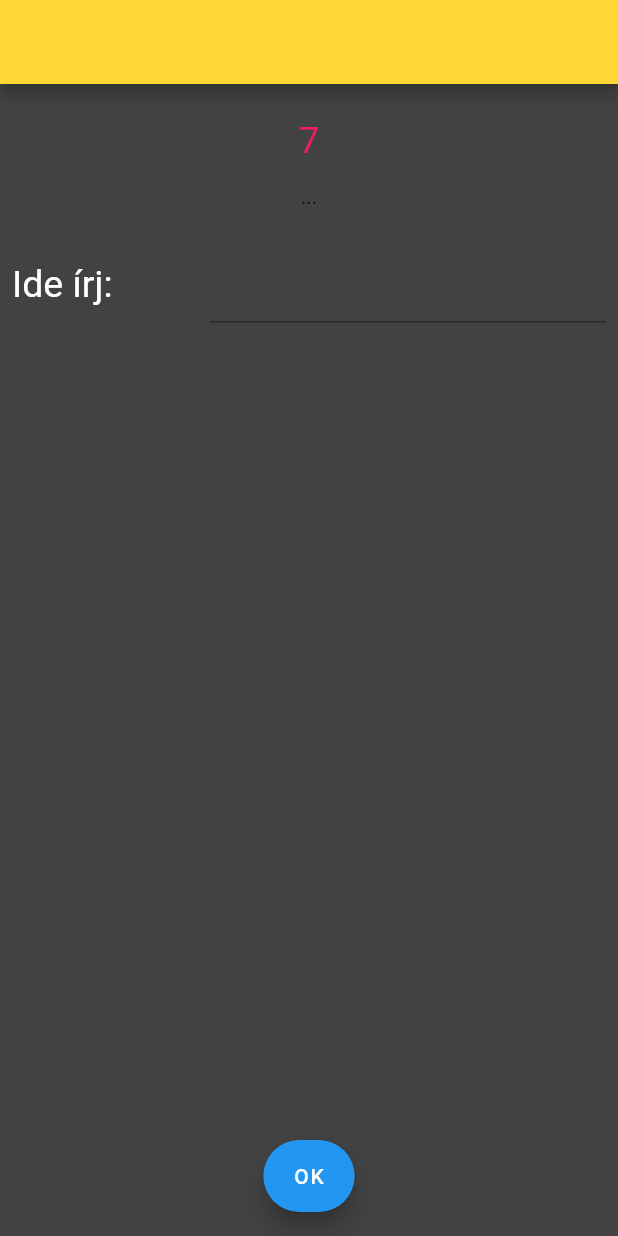
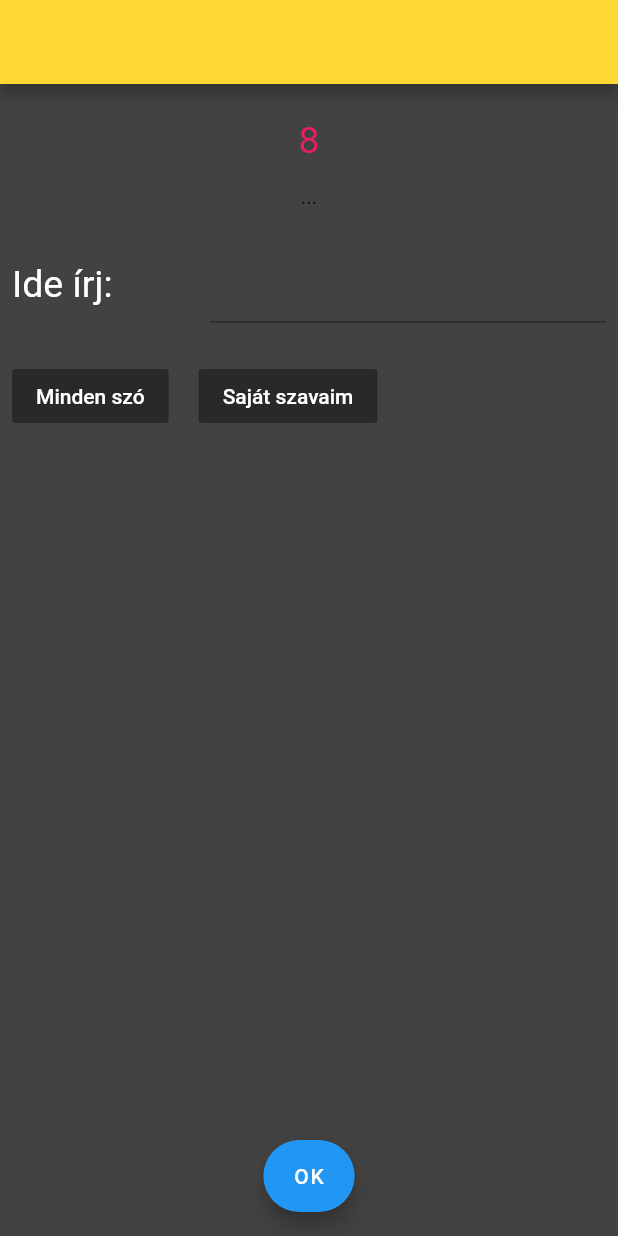
Before and after one commit to lovasber/szolanc, a Flutter app: the SzolancApp screen opened directly, after a tap on "OK", on a phone screen of 412 x 824 dp. Run offline on Flutter 3.47's test engine with Material 2 defaults, Android fonts, the phone set to English and light mode, and no system bars; our stand-ins replace firebase_auth, firebase_database; accounts and stored records are empty.

Commit message:
Mentés 2020.03.22

```diff
--- a/lib/App.dart
+++ b/lib/App.dart
@@ -28,7 +28,6 @@ class _SzolancAppState extends State<SzolancApp> {
     //print(" gameId: $gameID");
     model = new Model(gameID);
 
-
     controller = new Controller(model);
 
     model.firebaseConn.databaseReference
@@ -56,33 +55,36 @@ class _SzolancAppState extends State<SzolancApp> {
   }
 
   void betolt(String gameID) async {
-    model.beirtSzavak = await model.firebaseConn.getbeirtSzavakLista(gameID);
+    model.osszesBeirtSzoLista =
+        await model.firebaseConn.getbeirtSzavakLista(gameID);
 
-    model.beirtSzavakS = model.beirtSzavak.toString();
-
+    model.beirtSzavakS = model.osszesBeirtSzoLista.toString();
   }
 
   @override
   Widget build(BuildContext context) {
-
     // TODO: implement build
     return Scaffold(
       floatingActionButtonLocation: FloatingActionButtonLocation.centerFloat,
       floatingActionButton: FloatingActionButton.extended(
         label: Text("OK"),
         onPressed: () async {
-          CountDownTimerState().startTimer();
+          //setState(() {
+          //CountDownTimerState().startTimer();
+          //});
+
           //if(this.controller.model.firebaseConn.getAktivSorszam()==model.jatekosId){
           //widget.ujGame = true;
           //}else{
           widget.ujGamE = false;
           //}
+          CountDownTimer().setTimer(10);
           if (this.controller.beirtSzoEllenoriz(tfController.text, adottSzo)) {
             String beirt = tfController.text;
-            model.firebaseConn.createRecord(
-                tfController.text, model.JATEKID, model.beirtSzavak, model);
+            model.firebaseConn.createRecord(tfController.text, model.JATEKID,
+                model.osszesBeirtSzoLista, model);
             tfController.text = "";
-
+            CountDownTimerState().startTimer(); //Nullázza az időzítőt
             this.setState(() {});
           }
         },
@@ -104,7 +106,9 @@ class _SzolancAppState extends State<SzolancApp> {
             SizedBox(height: 15.0),
             Row(
               children: <Widget>[
-                Expanded(child: CountDownTimer(),)
+                Expanded(
+                  child: CountDownTimer(),
+                )
 
                 //Text("na")
               ],
@@ -172,16 +176,44 @@ class _SzolancAppState extends State<SzolancApp> {
               ],
             ),
             SizedBox(height: 25.0),
+            Center(
+              child: Row(
+                children: <Widget>[
+                  RaisedButton(
+                    child: Text(
+                      "Minden szó",
+                      style: TextStyle(
+                        color: Colors.white,
+                      ),
+                    ),
+                  ),
+                  SizedBox(
+                    width: 20.0,
+                  ),
+                  RaisedButton(
+                    child: Text(
+                      "Saját szavaim",
+                      style: TextStyle(
+                        color: Colors.white,
+                      ),
+                    ),
+                  ),
+                ],
+              ),
+            ),
+            Row(
+              children: <Widget>[
                 Expanded(
+                  flex: 1,
                   child: SizedBox(
-                height: 200.0,
+                    height: 500.0,
                     child: new ListView.builder(
                       scrollDirection: Axis.vertical,
-                  itemCount: model.beirtSzavak.length,
+                      itemCount: model.osszesBeirtSzoLista.length,
                       itemBuilder: (BuildContext ctxt, int index) {
                         return new Text(
-                      //LISTA
-                      model.beirtSzavak[index],
+                          //LISTA Minden szó
+                          model.osszesBeirtSzoLista[index],
                           style: TextStyle(
                             color: Colors.white,
                             fontSize: 20,
@@ -191,9 +223,29 @@ class _SzolancAppState extends State<SzolancApp> {
                     ),
                   ),
                 ),
-            SizedBox(
-              height: 60,
+                Expanded(
+                  flex: 1,
+                  child: SizedBox(
+                    height: 500.0,
+                    child: new ListView.builder(
+                      scrollDirection: Axis.vertical,
+                      itemCount: model.osszesBeirtSzoLista.length,
+                      itemBuilder: (BuildContext ctxt, int index) {
+                        return new Text(
+                          //LISTA Minden szó
+                          model.osszesBeirtSzoLista[index],
+                          style: TextStyle(
+                            color: Colors.white,
+                            fontSize: 20,
+                          ),
+                        );
+                      },
+                    ),
+                  ),
+                ),
+              ],
             )
+
             /*
           Marquee(
             text:
--- a/lib/Controller.dart
+++ b/lib/Controller.dart
@@ -1,15 +1,15 @@
 import 'dart:async';
-
+import 'package:flutter/material.dart';
 import 'Model.dart';
 import 'package:quiver/async.dart';
 
 //TODO : sz,cs,gy bugokat fixelni
-//TODO : Időre menjen
 //TODO : Ne csatlakoztasson le amikor visszalépsz a főmenübe
 //TODO : Megrázni a usert ha rossz szót ír be
 //TODO : Még több szó
 //TODO : valamin keresztül meghívni a másikat
 //TODO : Usereket törölni ha nem aktívak
+//TODO : Userenként elmenteni a listákat
 
 class Controller {
   Model model;
@@ -32,7 +32,7 @@ class Controller {
       if (ujSzoE(beirt, model)) {
         print("ujszó");
 
-        model.beirtSzavak.add(beirt);
+        model.osszesBeirtSzoLista.add(beirt);
 
         joSzo = true;
       } else {
@@ -70,7 +70,7 @@ class Controller {
 
   bool ujSzoE(String beirt, Model model) {
     bool letezik = false;
-    if (!model.beirtSzavak.contains(beirt.toLowerCase())) {
+    if (!model.osszesBeirtSzoLista.contains(beirt.toLowerCase())) {
       letezik = true;
     }
     return letezik;
@@ -94,4 +94,8 @@ class Controller {
       sub.cancel();
     });
   }
+
+  Future navigateToSubPage(context, target) async {
+    Navigator.push(context, MaterialPageRoute(builder: (context) => target));
+  }
 }
--- a/lib/CountDownTimer.dart
+++ b/lib/CountDownTimer.dart
@@ -2,26 +2,28 @@ import 'dart:async';
 import 'package:flutter/cupertino.dart';
 //import 'dart:math'show pi;
 import 'package:flutter/material.dart';
+import 'package:szolanc/GameOver.dart';
+
+Timer timer;
+int start = 10;
 
 class CountDownTimer extends StatefulWidget {
-
   @override
   CountDownTimerState createState() => CountDownTimerState();
-
+  void setTimer(int ido) {
+    start = ido;
+  }
 }
 
 class CountDownTimerState extends State<CountDownTimer>
     with TickerProviderStateMixin {
   AnimationController controller;
-    Timer timer;
-    int start = 10;
 
   @override
   void initState() {
     // TODO: implement initState
     startTimer();
     super.initState();
-
   }
 
   @override
@@ -33,32 +35,39 @@ void dispose() {
   @override
   Widget build(BuildContext context) {
     return Center(
-      child:Text(
+        child: Text(
       "$start",
       style: TextStyle(
         fontSize: 25,
         color: Colors.pink,
-
       ),
-      )
-    );
+    ));
   }
 
   void startTimer() {
+    start = 10;
     const oneSec = const Duration(seconds: 1);
+    try {
       timer = new Timer.periodic(
         oneSec,
         (Timer timer) => setState(
           () {
             if (start < 1) {
               timer.cancel();
-          start = 10;
-          startTimer();
+
+              //navigateToSubPage(context, GameOver());
             } else {
               start = start - 1;
             }
           },
         ),
       );
+    } catch (Exception) {
+      print("Hiba a számoláskor");
     }
   }
+}
+
+Future navigateToSubPage(context, target) async {
+  Navigator.push(context, MaterialPageRoute(builder: (context) => target));
+}
--- a/lib/Model.dart
+++ b/lib/Model.dart
@@ -7,7 +7,8 @@ import 'package:uuid/uuid.dart';
 
 class Model {
   List<String> osszesSzo;
-  List<String> beirtSzavak;
+  List<String> osszesBeirtSzoLista;
+  List<String> sajatBeirtSzavak;
   FirebaseConnection firebaseConn;
   String JATEKID;
   String JATEKOSID;
@@ -18,7 +19,7 @@ class Model {
 
   Model(String jatekId) {
     var uuid = Uuid();
-    beirtSzavak = List<String>();
+    osszesBeirtSzoLista = List<String>();
     JATEKID = jatekId;
     firebaseConn = new FirebaseConnection();
     JATEKOSID = uuid.v1();
--- a/lib/menu.dart
+++ b/lib/menu.dart
@@ -12,6 +12,7 @@ class Menu extends StatelessWidget {
     return Scaffold(
       backgroundColor: Color.fromRGBO(66, 66, 66, 1),
       appBar: AppBar(
+        automaticallyImplyLeading: false,
         title: Text(
           "Szólánc",
           style: TextStyle(
```
Also changed, not shown: lib/FirebaseConnection.dart (+9 -8 lines), lib/GameOver.dart (+43 -2 lines). Lines whose indentation alone changed are shown as unchanged.
